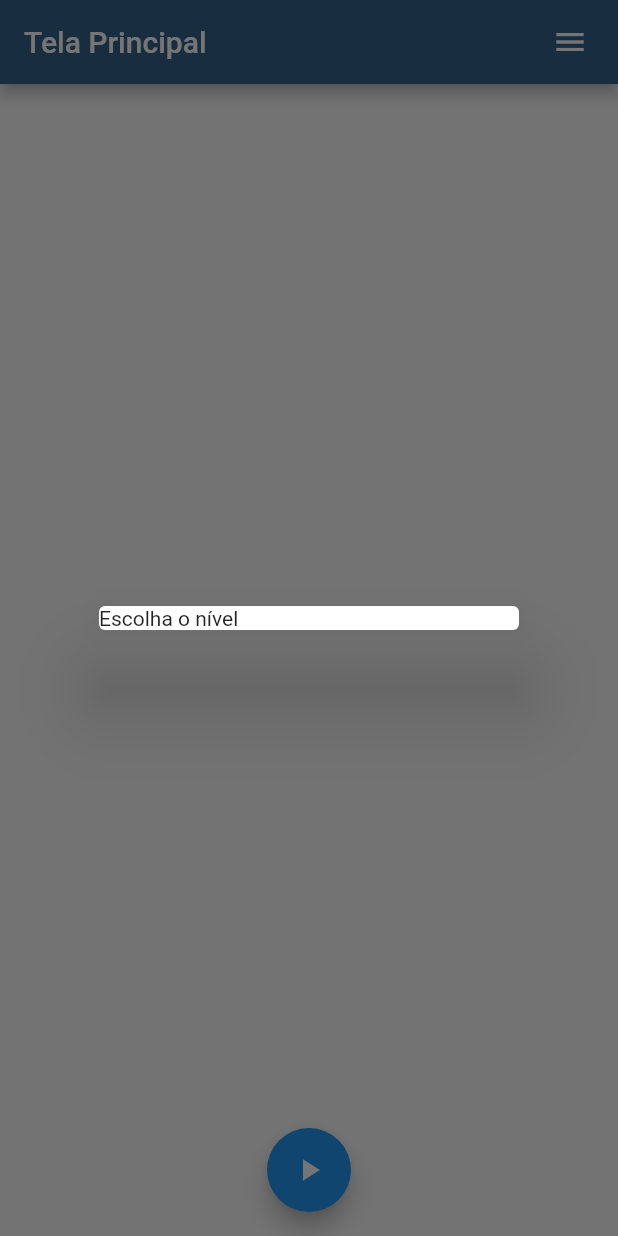
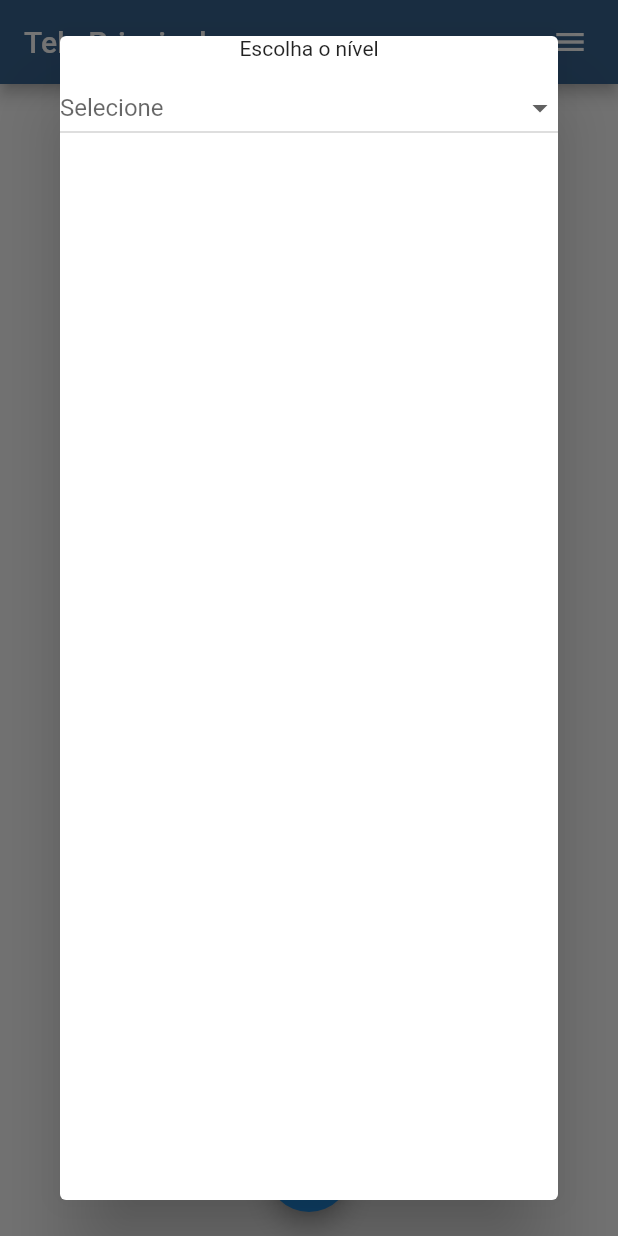
Before and after one commit to EduardoGomesSa/wordgame, a Flutter app: the screen it shows after launch, after a tap on the "play arrow" icon, on a phone screen of 412 x 824 dp. Run offline on Flutter 3.47's test engine with Material 3 defaults, Android fonts, the phone set to English and light mode, and no system bars.

Commit message:
feat: :sparkles: level  options created

```diff
--- a/lib/src/screens/home/modals/start_game_modal.dart
+++ b/lib/src/screens/home/modals/start_game_modal.dart
@@ -1,12 +1,40 @@
 import 'package:flutter/material.dart';
 
-class StartGameModal extends StatelessWidget {
+class StartGameModal extends StatefulWidget {
   const StartGameModal({super.key});
 
   @override
+  State<StartGameModal> createState() => _StartGameModalState();
+}
+
+class _StartGameModalState extends State<StartGameModal> {
+  String? selectedLevel;
+  final List<String> levels = ['Fácil', 'Médio', 'Difícil'];
+
+  @override
   Widget build(BuildContext context) {
-    return const Dialog(
-      child: Text("Escolha o nível"),
+    return Dialog(
+      child: Column(
+        children: [
+          const Text("Escolha o nível"),
+          const SizedBox(height: 8),
+          DropdownButton<String>(
+            isExpanded: true,
+            value: selectedLevel,
+            hint: const Text("Selecione"),
+            items: levels.map((level){
+              return DropdownMenuItem<String>(
+                value: level,
+                child: Text(level),);
+            }).toList(),
+            onChanged: (value) {
+              setState(() {
+                selectedLevel = value;
+              });
+            },
+          ),
+        ],
+      ),
     );
   }
 }
```
